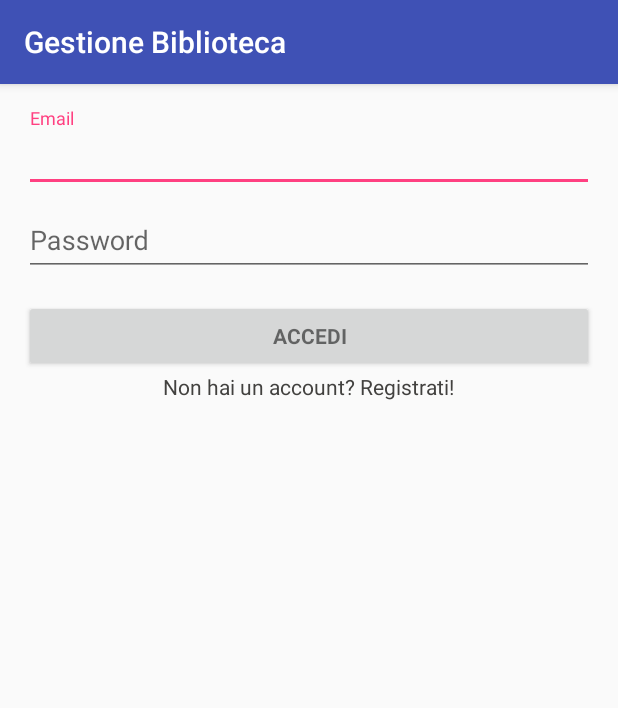
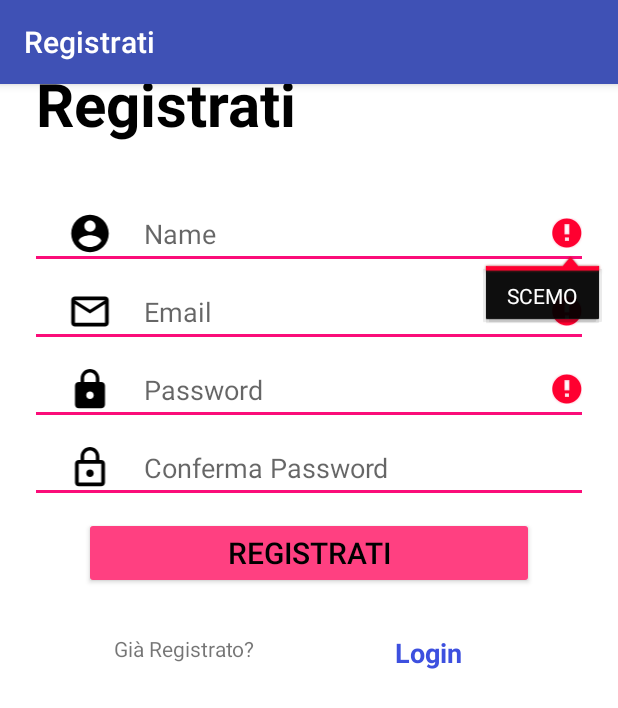
Before and after one commit to Colo27/BibliotecaUni, an Android app: the Registrati screen opened directly, with no data from a screen before it, after a tap on "REGISTRATI", on a phone screen of 412 x 824 dp. Shown: the top 708 px of the screen. Run offline under Robolectric (Android 15) with nearby library versions, the phone set to English and light mode, and no system bars; our stand-ins replace Firebase (no records; nobody signed in at launch, a user with empty details on screens opened directly).

Commit message:
Registration fics

```diff
--- a/app/src/main/java/com/example/guest/gestionebiblioteca/Registrati.java
+++ b/app/src/main/java/com/example/guest/gestionebiblioteca/Registrati.java
@@ -27,63 +27,127 @@ public class Registrati extends AppCompatActivity {
     EditText mEmail;
     EditText mPassword;
     EditText mNome;
+    TextView tvLogin;
+    Button registrati;
+
 
 
     private FirebaseAuth mAuth;
-    @Override
-    public void onStart() {
-        super.onStart();
-        //FirebaseUser currentUser = mAuth.getCurrentUser();
-        Toast.makeText(this,"Utente già Loggato",Toast.LENGTH_SHORT);
 
-    }
-
-    //codice da provare con caffo perchè non va l'initUI
-    /*
     @Override
     protected void onCreate(Bundle savedInstanceState) {
         super.onCreate(savedInstanceState);
         setContentView(R.layout.activity_registrati);
-        initUI();
+        Toolbar toolbar = (Toolbar) findViewById(R.id.toolbar);
+        setSupportActionBar(toolbar);
+
+        mConfermaPassword = findViewById(R.id.etRegPassConf);
+        mEmail = findViewById(R.id.etRegEmail);
+        mPassword = findViewById(R.id.etRegPass);
+        mNome = findViewById(R.id.etRegName);
+
+        registrati = findViewById(R.id.btnRegistrati);
+        registrati.setOnClickListener(new View.OnClickListener() {
+            @Override
+            public void onClick(View view) {
+                String name = mNome.getText().toString();
+                String mail = mEmail.getText().toString();
+                String pass = mPassword.getText().toString();
+                String confirmPass = mConfermaPassword.getText().toString();
+
+                if(checkValueRegistration(name, mail, pass, confirmPass)){
+                    createFirebaseUser(mail, pass, name);
+
+                    Intent intent = new Intent(getBaseContext(), LoginActivity.class);
+                    startActivity(intent);
+                }
+            }
+        });
+
+        tvLogin = findViewById(R.id.tvLogin);
+        tvLogin.setOnClickListener(new View.OnClickListener() {
+            @Override
+            public void onClick(View view) {
+
+                Intent tvLogin = new Intent(getBaseContext(), LoginActivity.class);
+                startActivity(tvLogin);
+            }
+
+        });
 
         mAuth = FirebaseAuth.getInstance();
     }
-*/
+
+    private boolean checkValueRegistration(String name, String mail, String pass, String confirmPass){
+        boolean check = true;
+
+
+        if(name.isEmpty()){
+            check = false;
+            mNome.setError("SCEMO");
+
+        }
+
+        if(mail.isEmpty() && !mail.contains("@")) {
+            check = false;
+            mEmail.setError("SCIEMO METTI U CHIOCCILA E QUALCOUSA");
+        }
+
+        if(pass.length() < 7) {
+            check = false;
+            mPassword.setError("Hai cacciato una password con meno di 7 caratteri :c");
+        }
+
+        if(!confirmPass.equals(pass)){
+            check = false;
+            mConfermaPassword.setError("Le password che hai scritto a quanto pare non sono uguali");
+        }
+
+        return check;
+    }
 
     private void createFirebaseUser(String email, String password,final String nome){
         mAuth.createUserWithEmailAndPassword(email, password)
                 .addOnCompleteListener(this, new OnCompleteListener<AuthResult>() {
-                    @Override
-                    public void onComplete(@NonNull Task<AuthResult> task) {
+                        @Override
+                        public void onComplete(@NonNull Task<AuthResult> task) {
                         if (task.isSuccessful()) {
                             // Sign in success, update UI with the signed-in user's information
                             Log.d("Registration", "createUserWithEmail:success");
-                            FirebaseUser user = mAuth.getCurrentUser();
-//questo non va e non so perchè -> //Toast.makeText(Registrati.this, "Authentication success" Toast.LENGTH_SHORT).show();
-                             //showDialog("Registrazione effettuata con successo","Successo",android.R.drawable.ic_dialog_info);
 
-                            //TODO caricare nome su Firebase
-                            //setNome(nome);
-                            Intent intent= new Intent(Registrati.this,LoginActivity.class);
-                            finish();
+                            caricaNome(nome);
+
+
+                            Intent intent= new Intent(Registrati.this, LoginActivity.class);
                             startActivity(intent);
                         } else {
-                            // If sign in fails, display a message to the user.
                             Log.w("Registration", "createUserWithEmail:failure", task.getException());
-                            //Chiamare l'alert dialog
-                            //showDialog("Errore nella registrazione","Errore",android.R.drawable.ic_dialog_alert);
-                            // Toast.makeText(RegisterActivity.this, "Authentication failed." Toast.LENGTH_SHORT).show();
                         }
-
-                        // ...
                     }
                 });
+    }
 
+    private void caricaNome(String nome) {
+        FirebaseUser user = mAuth.getCurrentUser();
 
+        UserProfileChangeRequest changeRequest = new UserProfileChangeRequest.Builder()
+                .setDisplayName(nome)
+                .build();
 
+        user.updateProfile(changeRequest).addOnCompleteListener(new OnCompleteListener<Void>() {
+            @Override
+            public void onComplete(@NonNull Task<Void> task) {
+                if (task.isSuccessful()) {
+                    Log.i("setName", "nome caricato con successo");
+
+                } else {
+                    Log.i("setName", "nome non caricato con successo");
+                }
+
+            }
+        });
 
     }
-
 
     //questo mi instupidisce il blocco sotto lol
 
@@ -111,35 +175,5 @@ public class Registrati extends AppCompatActivity {
 */
 
 
-    @Override
-    protected void onCreate(Bundle savedInstanceState) {
-        super.onCreate(savedInstanceState);
-        setContentView(R.layout.activity_registrati);
-        Toolbar toolbar = (Toolbar) findViewById(R.id.toolbar);
-        setSupportActionBar(toolbar);
 
-        Button registrati = findViewById(R.id.btnRegistrati);
-        registrati.setOnClickListener(new View.OnClickListener() {
-            @Override
-            public void onClick(View view) {
-                Intent registrati = new Intent(getBaseContext(), LoginActivity.class);
-                startActivity(registrati);
-            }
-        });
-
-        TextView tvLogin = findViewById(R.id.tvLogin);
-        tvLogin.setOnClickListener(new View.OnClickListener() {
-            @Override
-            public void onClick(View view) {
-
-                Intent tvLogin = new Intent(getBaseContext(), LoginActivity.class);
-                startActivity(tvLogin);
-
-
-            }
-
-        });
-
-
-    }
 }
--- a/app/src/main/res/layout/content_registrati.xml
+++ b/app/src/main/res/layout/content_registrati.xml
@@ -246,7 +246,6 @@
         android:layout_below="@+id/lay_passwordConfirm"
         android:layout_centerHorizontal="true"
         android:layout_marginTop="16dp"
-        android:onClick="btnRegistratiClick"
         android:text="REGISTRATI"
         android:textAppearance="@style/TextAppearance.AppCompat.Title"
         android:textColor="#000"
```
